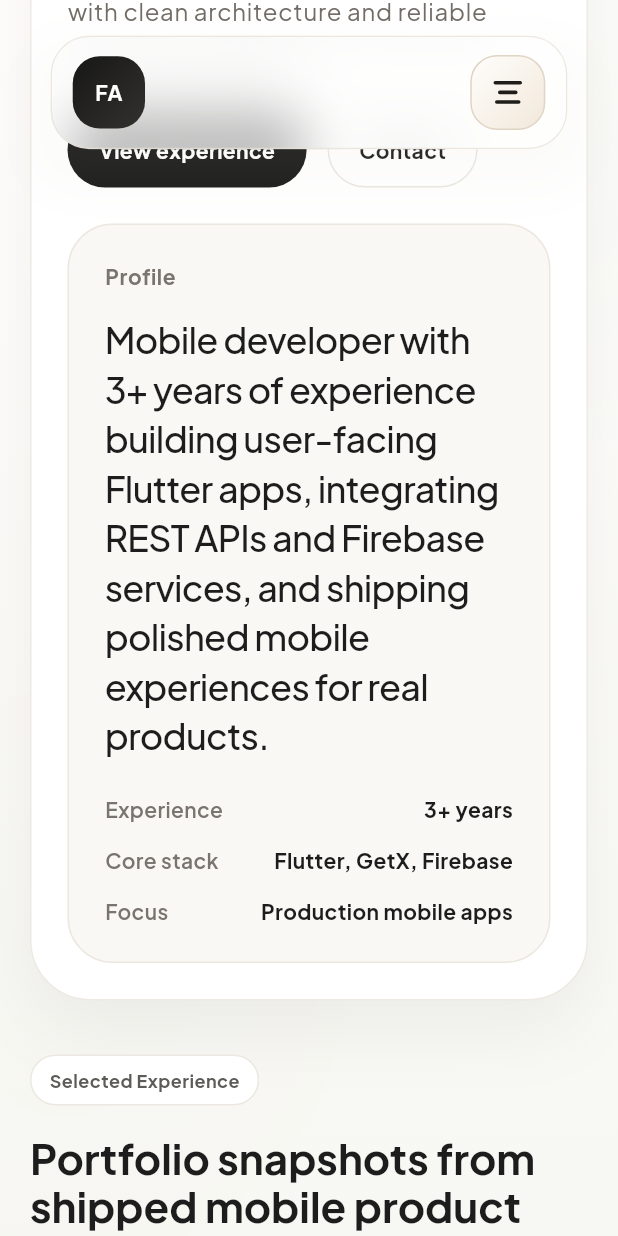
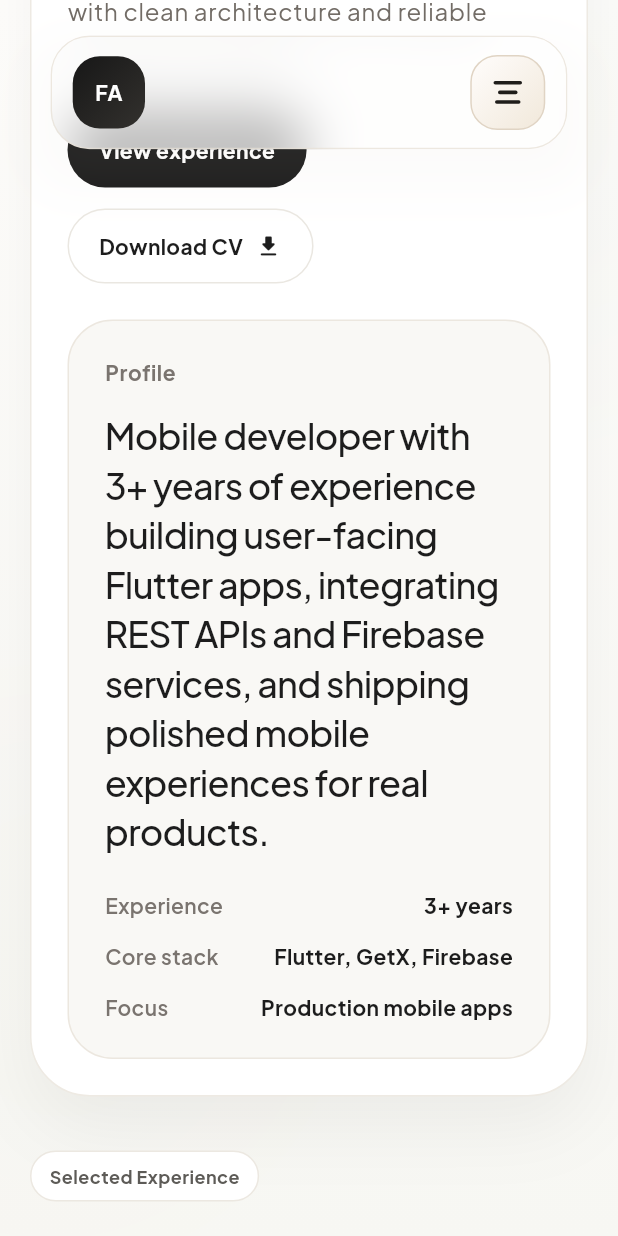
Before and after one commit to FerdyApriliyanto/ferdyapriliyanto-portfolio, a Flutter app: the screen it shows after launch, scrolled down 576 dp, on a phone screen of 412 x 824 dp. Run offline on Flutter 3.47's test engine with Material 3 defaults, Android fonts, the phone set to English and light mode, and no system bars; our stand-ins replace font_awesome_flutter, get, google_fonts.

Commit message:
Add CV download CTA

```diff
--- a/lib/app/modules/home/views/home_view.dart
+++ b/lib/app/modules/home/views/home_view.dart
@@ -66,6 +66,9 @@ class HomeView extends GetView<HomeController> {
                                   controller.scrollTo(controller.projectsKey),
                               onContact: () =>
                                   controller.scrollTo(controller.contactKey),
+                              onDownloadCv: () => controller.openUrl(
+                                '/Ferdy-Apriliyanto-CV.pdf',
+                              ),
                             ),
                           ),
                           SectionShell(
--- a/lib/app/modules/home/views/sections/hero_section.dart
+++ b/lib/app/modules/home/views/sections/hero_section.dart
@@ -9,6 +9,7 @@ class HeroSection extends StatefulWidget {
     required this.summary,
     required this.onViewWork,
     required this.onContact,
+    required this.onDownloadCv,
     super.key,
   });
 
@@ -18,6 +19,7 @@ class HeroSection extends StatefulWidget {
   final String summary;
   final VoidCallback onViewWork;
   final VoidCallback onContact;
+  final VoidCallback onDownloadCv;
 
   @override
   State<HeroSection> createState() => _HeroSectionState();
@@ -76,6 +78,7 @@ class _HeroSectionState extends State<HeroSection>
                   summary: widget.summary,
                   onViewWork: widget.onViewWork,
                   onContact: widget.onContact,
+                  onDownloadCv: widget.onDownloadCv,
                 )
               : HeroDesktop(
                   name: widget.name,
@@ -84,6 +87,7 @@ class _HeroSectionState extends State<HeroSection>
                   summary: widget.summary,
                   onViewWork: widget.onViewWork,
                   onContact: widget.onContact,
+                  onDownloadCv: widget.onDownloadCv,
                 ),
         ),
       ),
--- a/lib/app/modules/home/widgets/hero/hero_content.dart
+++ b/lib/app/modules/home/widgets/hero/hero_content.dart
@@ -12,6 +12,7 @@ class HeroDesktop extends StatelessWidget {
     required this.summary,
     required this.onViewWork,
     required this.onContact,
+    required this.onDownloadCv,
     super.key,
   });
 
@@ -21,6 +22,7 @@ class HeroDesktop extends StatelessWidget {
   final String summary;
   final VoidCallback onViewWork;
   final VoidCallback onContact;
+  final VoidCallback onDownloadCv;
 
   @override
   Widget build(BuildContext context) {
@@ -99,7 +101,11 @@ class HeroDesktop extends StatelessWidget {
                     primary: true,
                     onTap: onViewWork,
                   ),
-                  PortfolioButton(label: 'Contact', onTap: onContact),
+                  PortfolioButton(
+                    label: 'Download CV',
+                    icon: Icons.download_rounded,
+                    onTap: onDownloadCv,
+                  ),
                 ],
               ),
             ],
@@ -120,6 +126,7 @@ class HeroMobile extends StatelessWidget {
     required this.summary,
     required this.onViewWork,
     required this.onContact,
+    required this.onDownloadCv,
     super.key,
   });
 
@@ -129,6 +136,7 @@ class HeroMobile extends StatelessWidget {
   final String summary;
   final VoidCallback onViewWork;
   final VoidCallback onContact;
+  final VoidCallback onDownloadCv;
 
   @override
   Widget build(BuildContext context) {
@@ -196,7 +204,11 @@ class HeroMobile extends StatelessWidget {
               primary: true,
               onTap: onViewWork,
             ),
-            PortfolioButton(label: 'Contact', onTap: onContact),
+            PortfolioButton(
+              label: 'Download CV',
+              icon: Icons.download_rounded,
+              onTap: onDownloadCv,
+            ),
           ],
         ),
         const SizedBox(height: 24),
```
Also changed, not shown: 1 other file.
